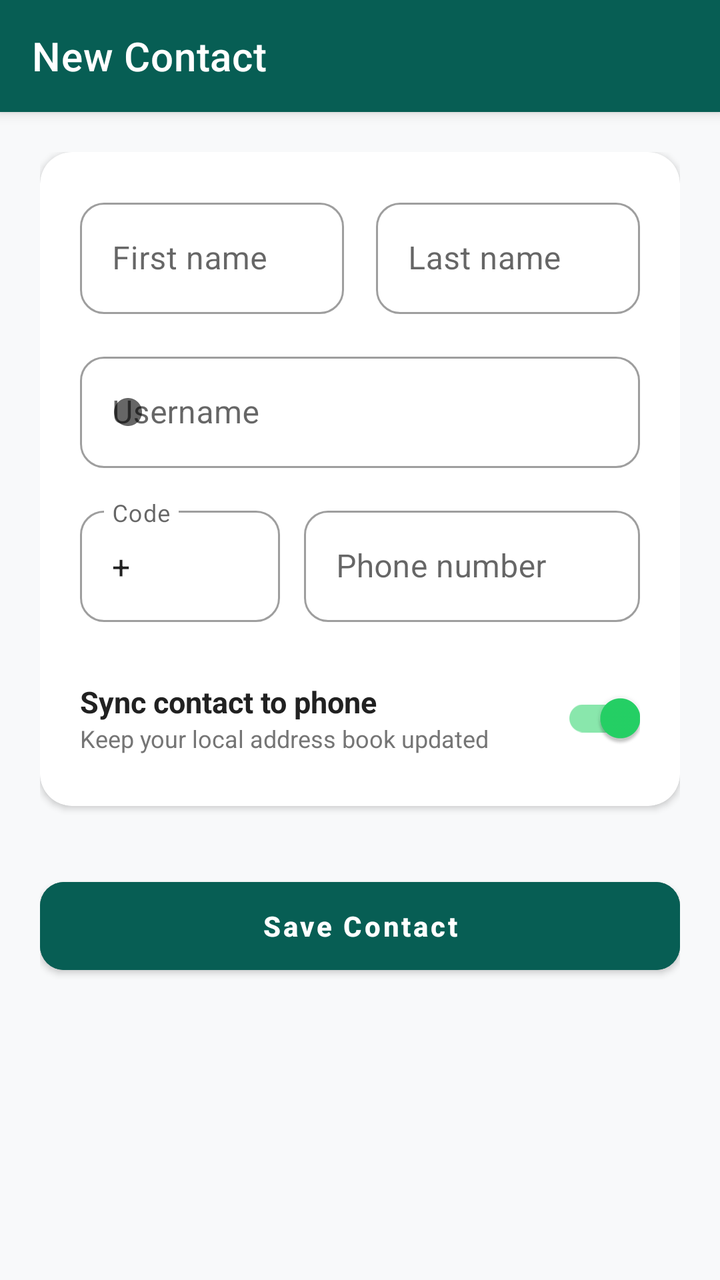
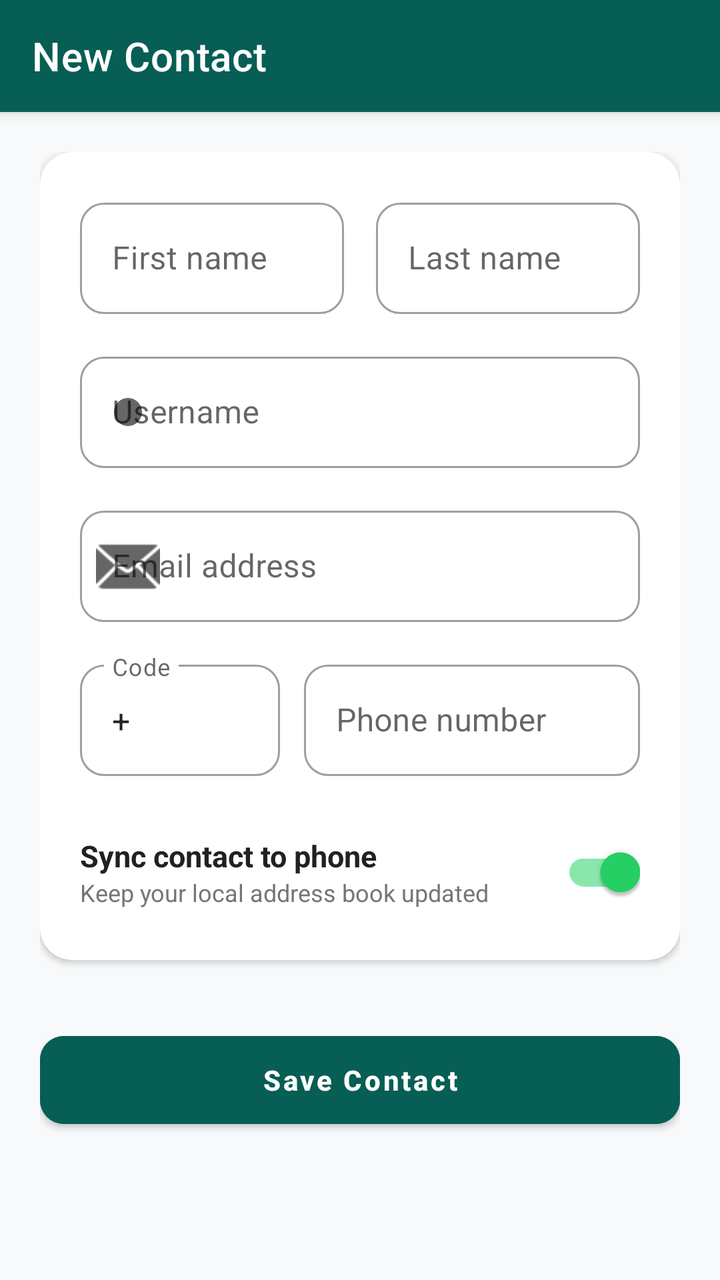

Before-and-after screenshots of an Android layout around one commit, followed by the original layout XML and the change that was made.
<!-- AndroidManifest.xml: application theme Theme.ChatApp -->
<!-- res/layout/activity_add_contact.xml -->
<?xml version="1.0" encoding="utf-8"?>

<androidx.coordinatorlayout.widget.CoordinatorLayout xmlns:android="http://schemas.android.com/apk/res/android"
    xmlns:app="http://schemas.android.com/apk/res-auto"
    android:layout_width="match_parent"
    android:layout_height="match_parent"
    android:background="#F8F9FA"
    android:fitsSystemWindows="true">

    <com.google.android.material.appbar.AppBarLayout
        android:layout_width="match_parent"
        android:layout_height="wrap_content"
        android:background="#075E54">
        <com.google.android.material.appbar.MaterialToolbar
            android:id="@+id/add_contact_toolbar"
            android:layout_width="match_parent"
            android:layout_height="?attr/actionBarSize"
            app:title="New Contact"
            app:titleTextColor="@android:color/white" />
    </com.google.android.material.appbar.AppBarLayout>

    <androidx.core.widget.NestedScrollView
        android:layout_width="match_parent"
        android:layout_height="match_parent"
        android:clipToPadding="false"
        android:paddingBottom="100dp"
        app:layout_behavior="@string/appbar_scrolling_view_behavior">

        <LinearLayout
            android:layout_width="match_parent"
            android:layout_height="wrap_content"
            android:orientation="vertical"
            android:padding="20dp">

            <com.google.android.material.card.MaterialCardView
                android:layout_width="match_parent"
                android:layout_height="wrap_content"
                app:cardCornerRadius="16dp"
                app:cardElevation="2dp"
                app:strokeWidth="0dp"
                android:backgroundTint="@android:color/white">

                <LinearLayout
                    android:layout_width="match_parent"
                    android:layout_height="wrap_content"
                    android:orientation="vertical"
                    android:padding="20dp">

                    <LinearLayout
                        android:layout_width="match_parent"
                        android:layout_height="wrap_content"
                        android:orientation="horizontal"
                        android:baselineAligned="false">

                        <com.google.android.material.textfield.TextInputLayout
                            style="@style/Widget.MaterialComponents.TextInputLayout.OutlinedBox"
                            android:layout_width="0dp"
                            android:layout_height="wrap_content"
                            android:layout_weight="1"
                            android:hint="First name"
                            android:layout_marginEnd="8dp"
                            app:boxCornerRadiusBottomEnd="12dp"
                            app:boxCornerRadiusBottomStart="12dp"
                            app:boxCornerRadiusTopEnd="12dp"
                            app:boxCornerRadiusTopStart="12dp">
                            <com.google.android.material.textfield.TextInputEditText
                                android:id="@+id/input_first_name"
                                android:layout_width="match_parent"
                                android:layout_height="wrap_content"
                                android:inputType="textPersonName" />
                        </com.google.android.material.textfield.TextInputLayout>

                        <com.google.android.material.textfield.TextInputLayout
                            style="@style/Widget.MaterialComponents.TextInputLayout.OutlinedBox"
                            android:layout_width="0dp"
                            android:layout_height="wrap_content"
                            android:layout_weight="1"
                            android:hint="Last name"
                            android:layout_marginStart="8dp"
                            app:boxCornerRadiusBottomEnd="12dp"
                            app:boxCornerRadiusBottomStart="12dp"
                            app:boxCornerRadiusTopEnd="12dp"
                            app:boxCornerRadiusTopStart="12dp">
                            <com.google.android.material.textfield.TextInputEditText
                                android:id="@+id/input_last_name"
                                android:layout_width="match_parent"
                                android:layout_height="wrap_content"
                                android:inputType="textPersonName" />
                        </com.google.android.material.textfield.TextInputLayout>
                    </LinearLayout>

                    <com.google.android.material.textfield.TextInputLayout
                        style="@style/Widget.MaterialComponents.TextInputLayout.OutlinedBox"
                        android:layout_width="match_parent"
                        android:layout_height="wrap_content"
                        android:layout_marginTop="16dp"
                        android:hint="Username"
                        app:boxCornerRadiusBottomEnd="12dp"
                        app:boxCornerRadiusBottomStart="12dp"
                        app:boxCornerRadiusTopEnd="12dp"
                        app:boxCornerRadiusTopStart="12dp"
                        app:startIconDrawable="@android:drawable/presence_online">
                        <com.google.android.material.textfield.TextInputEditText
                            android:id="@+id/input_username"
                            android:layout_width="match_parent"
                            android:layout_height="wrap_content"
                            android:inputType="text" />
                    </com.google.android.material.textfield.TextInputLayout>

                    <LinearLayout
                        android:layout_width="match_parent"
                        android:layout_height="wrap_content"
                        android:orientation="horizontal"
                        android:layout_marginTop="16dp"
                        android:gravity="center_vertical">

                        <com.google.android.material.textfield.TextInputLayout
                            style="@style/Widget.MaterialComponents.TextInputLayout.OutlinedBox"
                            android:layout_width="100dp"
                            android:layout_height="wrap_content"
                            android:hint="Code"
                            app:boxCornerRadiusBottomEnd="12dp"
                            app:boxCornerRadiusBottomStart="12dp"
                            app:boxCornerRadiusTopEnd="12dp"
                            app:boxCornerRadiusTopStart="12dp">
                            <com.google.android.material.textfield.TextInputEditText
                                android:id="@+id/input_country_code"
                                android:layout_width="match_parent"
                                android:layout_height="wrap_content"
                                android:inputType="phone"
                                android:text="+" />
                        </com.google.android.material.textfield.TextInputLayout>

                        <com.google.android.material.textfield.TextInputLayout
                            style="@style/Widget.MaterialComponents.TextInputLayout.OutlinedBox"
                            android:layout_width="0dp"
                            android:layout_height="wrap_content"
                            android:layout_weight="1"
                            android:layout_marginStart="12dp"
                            android:hint="Phone number"
                            app:boxCornerRadiusBottomEnd="12dp"
                            app:boxCornerRadiusBottomStart="12dp"
                            app:boxCornerRadiusTopEnd="12dp"
                            app:boxCornerRadiusTopStart="12dp">
                            <com.google.android.material.textfield.TextInputEditText
                                android:id="@+id/input_phone"
                                android:layout_width="match_parent"
                                android:layout_height="wrap_content"
                                android:inputType="phone" />
                        </com.google.android.material.textfield.TextInputLayout>
                    </LinearLayout>

                    <LinearLayout
                        android:layout_width="match_parent"
                        android:layout_height="wrap_content"
                        android:orientation="horizontal"
                        android:layout_marginTop="24dp"
                        android:gravity="center_vertical">
                        <LinearLayout
                            android:layout_width="0dp"
                            android:layout_height="wrap_content"
                            android:layout_weight="1"
                            android:orientation="vertical">
                            <TextView
                                android:layout_width="wrap_content"
                                android:layout_height="wrap_content"
                                android:text="Sync contact to phone"
                                android:textColor="#212121"
                                android:textSize="15sp"
                                android:textStyle="bold" />
                            <TextView
                                android:layout_width="wrap_content"
                                android:layout_height="wrap_content"
                                android:text="Keep your local address book updated"
                                android:textColor="#757575"
                                android:textSize="12sp" />
                        </LinearLayout>
                        <com.google.android.material.switchmaterial.SwitchMaterial
                            android:id="@+id/switch_sync"
                            android:layout_width="wrap_content"
                            android:layout_height="wrap_content"
                            android:checked="true"
                            app:useMaterialThemeColors="true" />
                    </LinearLayout>
                </LinearLayout>
            </com.google.android.material.card.MaterialCardView>

            <com.google.android.material.button.MaterialButton
                android:id="@+id/btn_save"
                android:layout_width="match_parent"
                android:layout_height="56dp"
                android:layout_marginTop="32dp"
                android:text="Save Contact"
                android:backgroundTint="#075E54"
                app:cornerRadius="12dp"
                android:textAllCaps="false"
                android:textStyle="bold" />

        </LinearLayout>
    </androidx.core.widget.NestedScrollView>
</androidx.coordinatorlayout.widget.CoordinatorLayout>
<!-- resources referenced by this layout -->
<resources>
  <style name="Theme.ChatApp" parent="Theme.MaterialComponents.DayNight.NoActionBar">
          <item name="colorPrimary">#075E54</item>
          <item name="colorPrimaryVariant">#128C7E</item>
          <item name="colorOnPrimary">@color/white</item>
  
          <item name="colorSecondary">#25D366</item>
          <item name="colorOnSecondary">@color/white</item>
  
          <item name="windowActionModeOverlay">true</item>
          <item name="actionModeBackground">@color/whatsapp_action_mode</item>
  
          <item name="android:statusBarColor">@android:color/transparent</item>
          <item name="android:navigationBarColor">@android:color/transparent</item>
          <item name="android:windowLightStatusBar">true</item>
  
          <item name="android:windowBackground">?attr/colorSurface</item>
      </style>
  <color name="white">#FFFFFFFF</color>
  <color name="whatsapp_action_mode">#005C4B</color>
</resources>

<!-- the commit's change to res/layout/activity_add_contact.xml (unified diff, before → after) -->
@@ -107,6 +107,24 @@
                             android:inputType="text" />
                     </com.google.android.material.textfield.TextInputLayout>
 
+                    <com.google.android.material.textfield.TextInputLayout
+                        style="@style/Widget.MaterialComponents.TextInputLayout.OutlinedBox"
+                        android:layout_width="match_parent"
+                        android:layout_height="wrap_content"
+                        android:layout_marginTop="16dp"
+                        android:hint="Email address"
+                        app:boxCornerRadiusBottomEnd="12dp"
+                        app:boxCornerRadiusBottomStart="12dp"
+                        app:boxCornerRadiusTopEnd="12dp"
+                        app:boxCornerRadiusTopStart="12dp"
+                        app:startIconDrawable="@android:drawable/ic_dialog_email">
+                        <com.google.android.material.textfield.TextInputEditText
+                            android:id="@+id/input_email"
+                            android:layout_width="match_parent"
+                            android:layout_height="wrap_content"
+                            android:inputType="textEmailAddress" />
+                    </com.google.android.material.textfield.TextInputLayout>
+
                     <LinearLayout
                         android:layout_width="match_parent"
                         android:layout_height="wrap_content"
